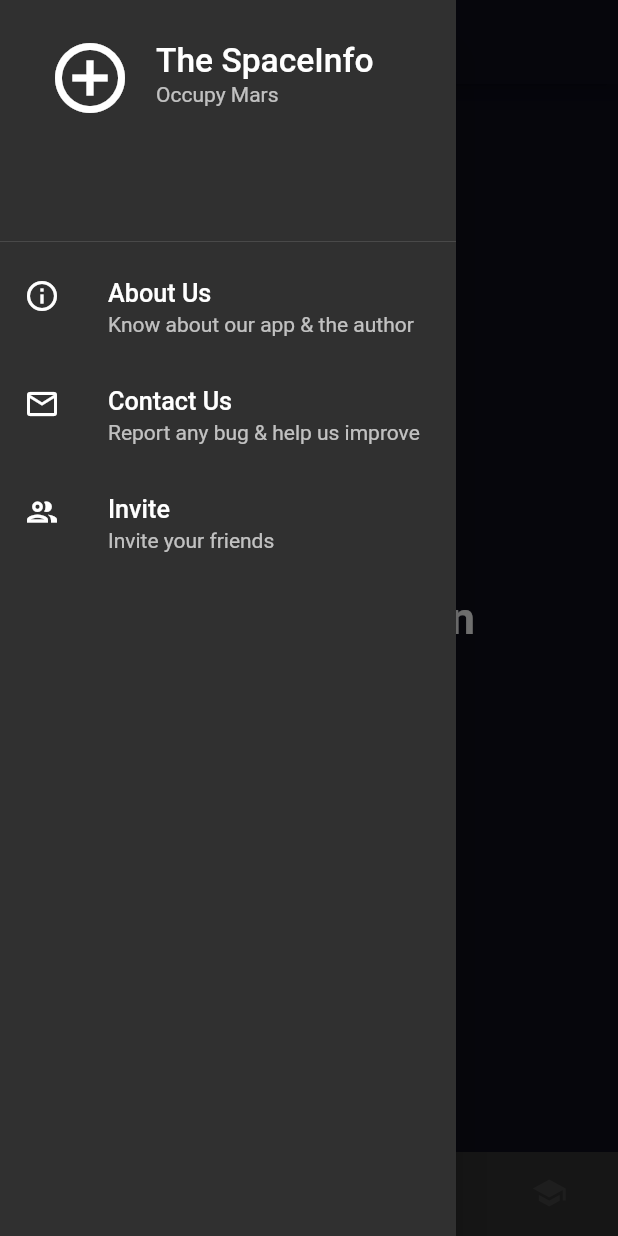
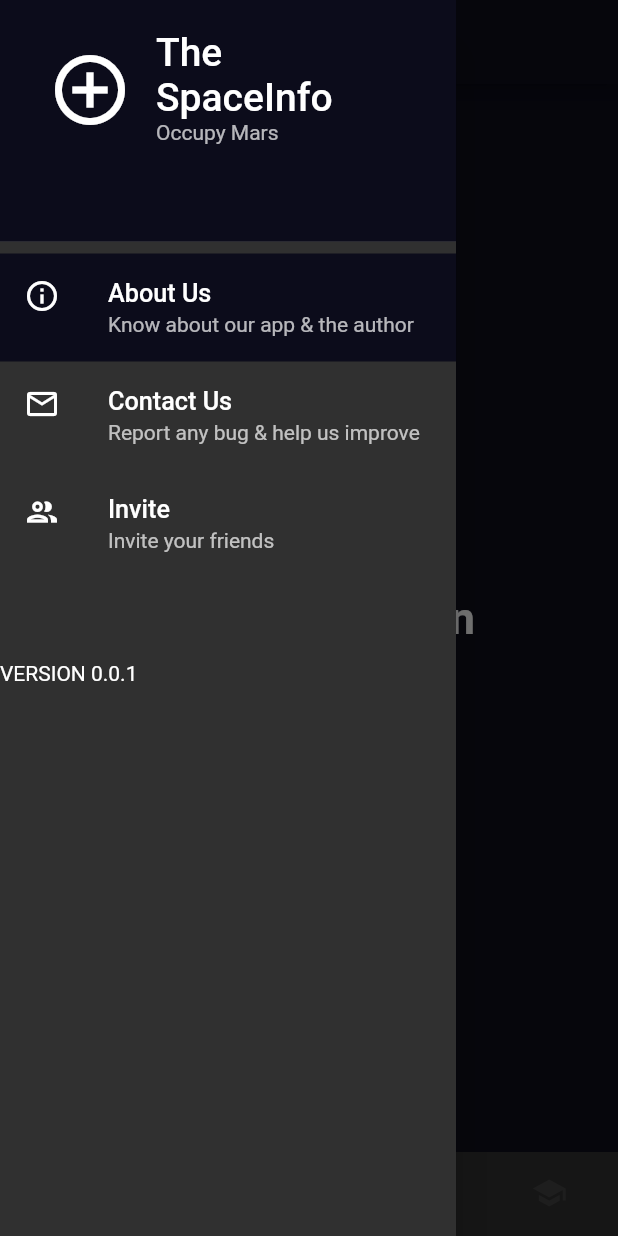
Before and after one commit to rootFaheem/thespaceinfo, a Flutter app: the screen it shows after launch, with the side drawer open, on a phone screen of 412 x 824 dp. Run offline on Flutter 3.47's test engine with Material 2 defaults, Android fonts, the phone set to English and light mode, and no system bars.

Commit message:
app version

```diff
--- a/lib/main.dart
+++ b/lib/main.dart
@@ -140,7 +140,7 @@ class _MyHomePageState extends State<MyHomePage> {
                   ),
                   title: Text(
                     'The SpaceInfo',
-                    textScaleFactor: 1.6,
+                    style: TextStyle(fontSize: 26.0),
                   ),
                   subtitle: Text('Occupy Mars'),
                   onTap: () {
@@ -148,6 +148,8 @@ class _MyHomePageState extends State<MyHomePage> {
                     // ...
                   },
                 ),
+                decoration:
+                    BoxDecoration(color: Theme.of(context).primaryColor),
               ),
               ListTile(
                 leading: Icon(Icons.info_outlined),
@@ -160,6 +162,7 @@ class _MyHomePageState extends State<MyHomePage> {
                   // Update the state of the app.
                   // ...
                 },
+                tileColor: Theme.of(context).primaryColor,
               ),
               ListTile(
                 leading: Icon(Icons.email_outlined),
@@ -185,6 +188,20 @@ class _MyHomePageState extends State<MyHomePage> {
                   // ...
                 },
               ),
+              ListTile(
+                // leading: Icon(Icons.group_outlined)
+                title: Container(
+                  child: Spacer(
+                    flex: 1,
+                  ),
+                ),
+                // subtitle: Text('Invite your friends'),
+                onTap: () {
+                  // Update the state of the app.
+                  // ...
+                },
+              ),
+              Text('VERSION 0.0.1'),
             ],
           ),
         ));
```
